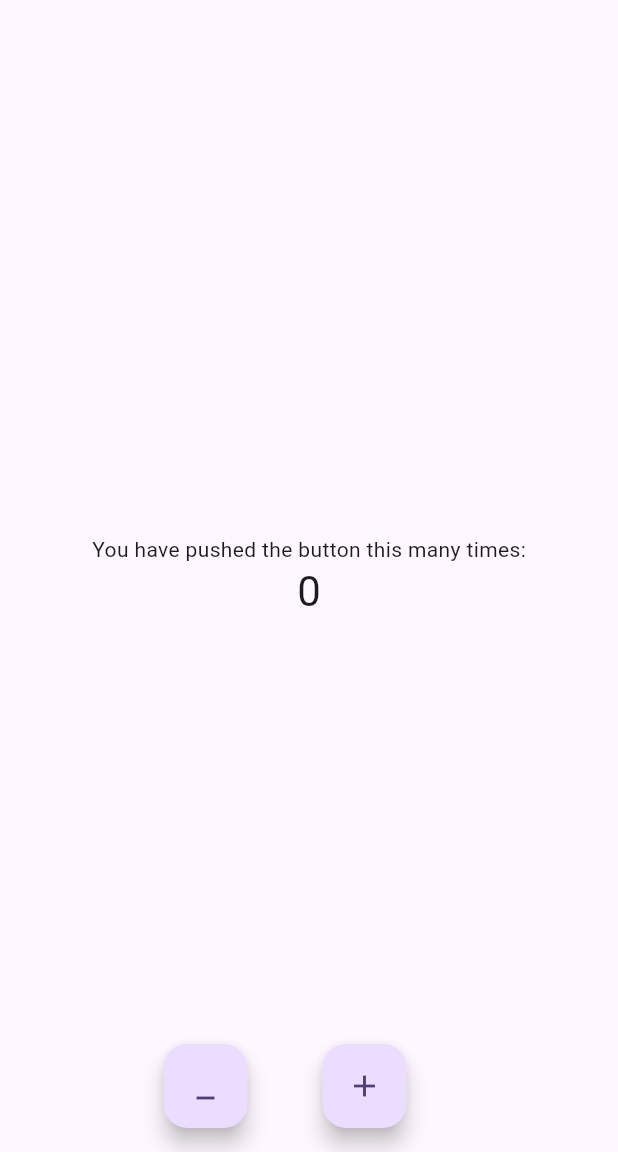
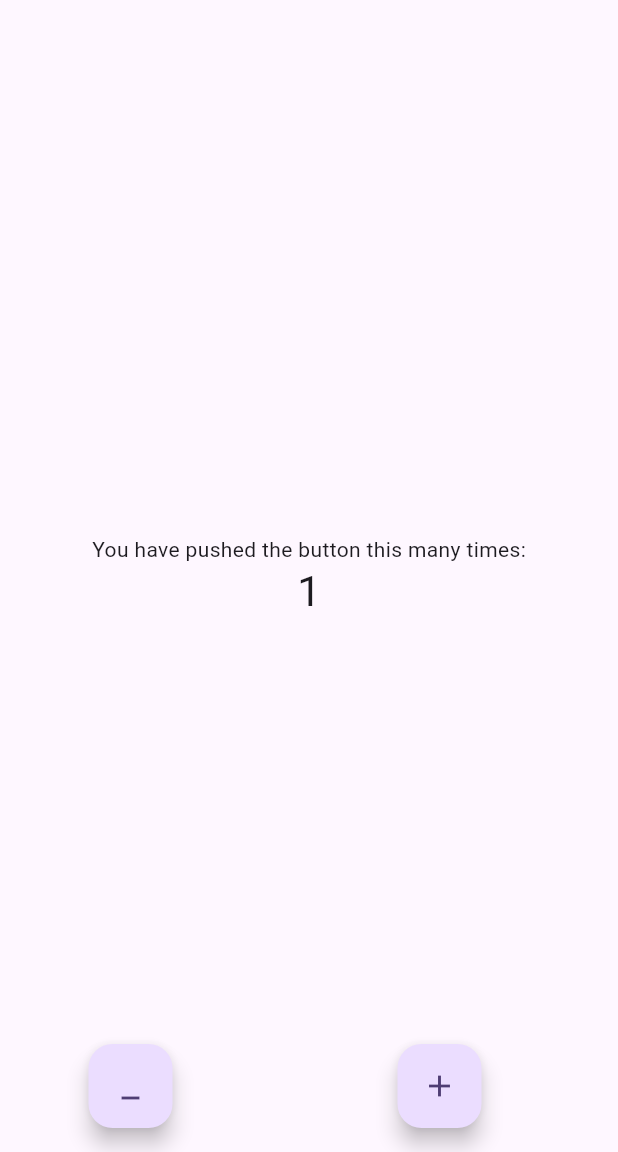
Before and after one commit to Sohag-84/counter-app, a Flutter app: the screen it shows after launch, on a phone screen of 412 x 824 dp, the part 84-1236 px from its top. Run offline on Flutter 3.47's test engine with Material 2 defaults, Android fonts, the phone set to English and light mode, and no system bars; our stand-ins replace flutter_bloc.

Commit message:
update counter value and print it in console

```diff
--- /dev/null
+++ b/lib/app_blocs.dart
@@ -0,0 +1,13 @@
+import 'package:counter/app_events.dart';
+import 'package:counter/app_state.dart';
+import 'package:flutter_bloc/flutter_bloc.dart';
+
+class AppBlocs extends Bloc<AppEvents, AppState> {
+  AppBlocs() : super(InitStates()) {
+    on<Increment>((event, emit) {
+      print("===Counter Value===");
+      emit(AppState(counter: state.counter + 1));
+      print(state.counter);
+    });
+  }
+}
--- /dev/null
+++ b/lib/app_events.dart
@@ -0,0 +1,5 @@
+class AppEvents {}
+
+class Increment extends AppEvents {}
+
+class Decrement extends AppEvents {}
--- /dev/null
+++ b/lib/app_state.dart
@@ -0,0 +1,8 @@
+class AppState {
+  int counter;
+  AppState({required this.counter});
+}
+
+class InitStates extends AppState {
+  InitStates() : super(counter: 1);
+}
--- a/lib/main.dart
+++ b/lib/main.dart
@@ -1,6 +1,10 @@
 // ignore_for_file: prefer_const_constructors
 
+import 'package:counter/app_blocs.dart';
+import 'package:counter/app_events.dart';
+import 'package:counter/app_state.dart';
 import 'package:flutter/material.dart';
+import 'package:flutter_bloc/flutter_bloc.dart';
 
 void main() {
   runApp(const MyApp());
@@ -11,7 +15,9 @@ class MyApp extends StatelessWidget {
 
   @override
   Widget build(BuildContext context) {
-    return MaterialApp(
+    return BlocProvider(
+      create: (context) => AppBlocs(),
+      child: MaterialApp(
         title: 'Counter App',
         debugShowCheckedModeBanner: false,
         theme: ThemeData(
@@ -19,6 +25,7 @@ class MyApp extends StatelessWidget {
           useMaterial3: true,
         ),
         home: const MyHomePage(title: 'Flutter Counter App'),
+      ),
     );
   }
 }
@@ -62,23 +69,22 @@ class _MyHomePageState extends State<MyHomePage> {
               'You have pushed the button this many times:',
             ),
             Text(
-              '$_counter',
+              '${BlocProvider.of<AppBlocs>(context).state.counter}',
               style: Theme.of(context).textTheme.headlineMedium,
             ),
           ],
         ),
       ),
       floatingActionButton: Row(
-        mainAxisAlignment: MainAxisAlignment.center,
+        mainAxisAlignment: MainAxisAlignment.spaceAround,
         children: [
           FloatingActionButton(
             onPressed: _decrementCounter,
             tooltip: 'Decrement',
             child: const Icon(Icons.minimize),
           ),
-          SizedBox(width: 50),
           FloatingActionButton(
-            onPressed: _incrementCounter,
+            onPressed: ()=> BlocProvider.of<AppBlocs>(context).add(Increment()),
             tooltip: 'Increment',
             child: const Icon(Icons.add),
           ),
--- a/pubspec.yaml
+++ b/pubspec.yaml
@@ -11,6 +11,7 @@ dependencies:
   flutter:
     sdk: flutter
   cupertino_icons: ^1.0.2
+  flutter_bloc: ^8.1.3
 
 dev_dependencies:
   flutter_test:
```
Also changed, not shown: pubspec.lock. Lines whose indentation alone changed are shown as unchanged.
